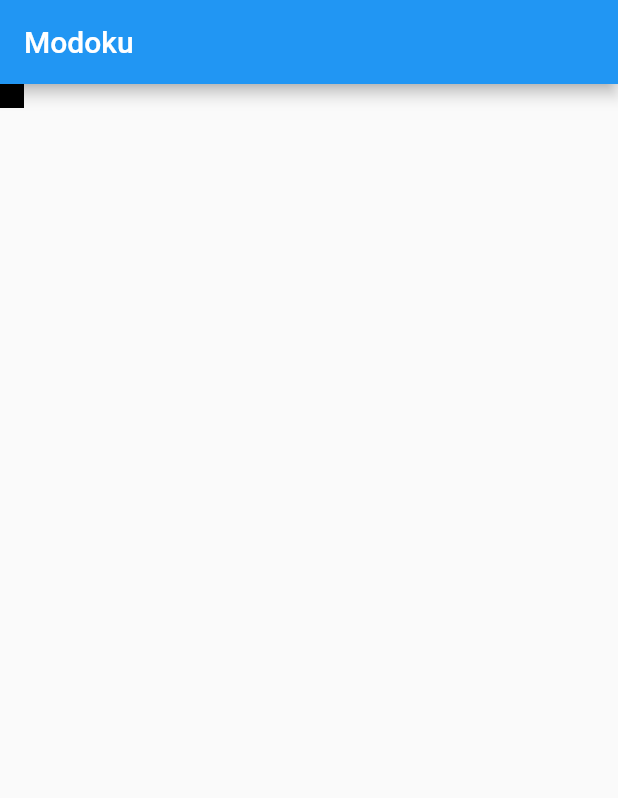
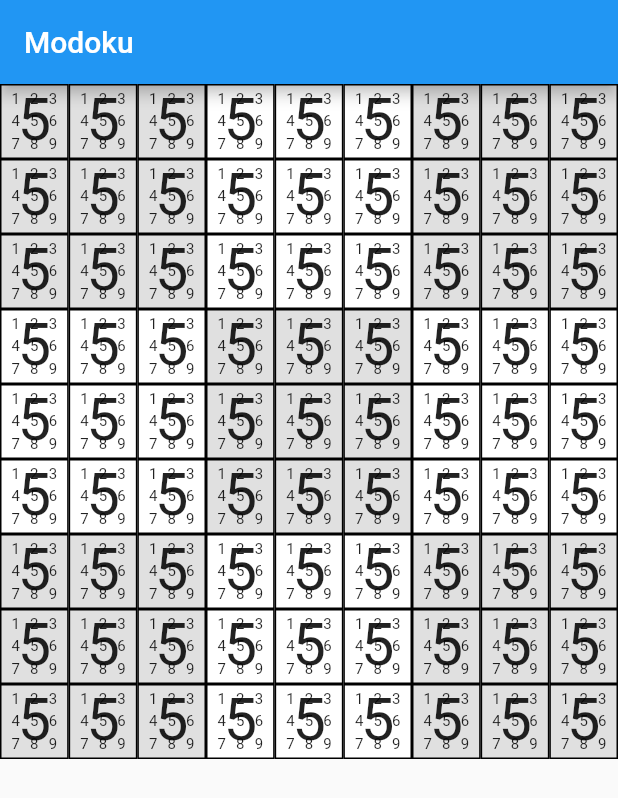
Before and after one commit to charlessfriend/modoku, a Flutter app: the screen it shows after launch, on a phone screen of 412 x 824 dp. Shown: the top 798 px of the screen. Run offline on Flutter 3.47's test engine with Material 2 defaults, Android fonts, the phone set to English and light mode, and no system bars; drawn by our look-alikes of auto_size_text.

Commit message:
created the full grid

```diff
--- /dev/null
+++ b/lib/box.dart
@@ -0,0 +1,124 @@
+import 'package:auto_size_text/auto_size_text.dart';
+import 'package:flutter/material.dart';
+
+class Box extends StatefulWidget {
+  final int size;
+  _BoxState _boxState;
+
+  Box(this.size);
+
+  @override
+  _BoxState createState() {
+      _boxState = _BoxState();
+     return _boxState;
+  }
+
+  unFocus(bool hasFocus) {
+    //_boxState.unFocus(hasFocus);
+    //print('focusChanged $size $hasFocus');
+  }
+
+}
+
+class _BoxState extends State<Box> {
+  List<bool> _pencilVisibility;
+  Color _borderColor = Colors.black;
+  bool _hasFocus;
+  FocusNode _focusNode;
+
+  @override
+  void initState(){
+    super.initState();
+     _pencilVisibility = List<bool>(widget.size * widget.size);
+    _pencilVisibility = new List.generate(widget.size * widget.size, (i) => true);
+
+  }
+
+  @override
+  Widget build(BuildContext context) {
+    return
+      Focus(
+        onFocusChange: (focus){
+          setState(() {
+            _hasFocus = _focusNode.hasFocus;
+            _borderColor = _hasFocus ? Colors.green : Colors.black;
+          });
+        },
+        child: Builder(
+          builder: (BuildContext context) {
+            _focusNode = Focus.of(context);
+            _hasFocus = _focusNode.hasFocus;
+            return GestureDetector(
+              onTap: () {
+                setState(() {
+                  _focusNode.requestFocus();
+                });
+              },
+              child: Stack(
+                children: <Widget>[
+                  Container(
+                    width: 50,
+                    height: 50,
+                    decoration: getDecoration(),
+                    child: Column(
+                      mainAxisAlignment: MainAxisAlignment.spaceEvenly,
+                      children: getRows(),
+                    ),
+                  ),
+                  Visibility(
+                    visible: true,
+                    child: Center(
+                      child: AutoSizeText("5",
+                        style : TextStyle(fontSize: 40)
+                      ),
+                    ),
+                  )
+                ],
+              ),
+            );
+          }
+        ),
+      );
+  }
+
+  Decoration getDecoration() {
+    return BoxDecoration(
+      color: Colors.transparent,
+      border: Border.all(
+        color: _borderColor,
+        width: 1,
+        ),
+      );
+  }
+
+  List<Row> getRows() {
+    var rows = List<Row>();
+    for(int i = 0; i < widget.size; i++) {
+      rows.add(Row(
+            mainAxisAlignment: MainAxisAlignment.spaceEvenly,
+            children: getPencils(i),
+          )
+      );
+    }
+    return rows;
+  }
+
+  List<Widget> getPencils(int rowNumber) {
+    var pencils = List<Visibility>();
+    var start = rowNumber * widget.size;
+    for(int i = start; i < start + widget.size; i++){
+      pencils.add(
+        Visibility(
+          visible: _pencilVisibility[i],
+          child: Text(
+            (i + 1).toString(),
+            style: TextStyle(
+              fontSize: 10
+            ),
+          )
+        )
+      );
+    }
+    return pencils;
+  }
+}
--- a/lib/main.dart
+++ b/lib/main.dart
@@ -1,4 +1,6 @@
 import 'package:flutter/material.dart';
+
+import 'box.dart';
 
 void main() => runApp(MyApp());
 
@@ -23,27 +25,70 @@ class Modoku extends StatefulWidget {
 }
 
 class _ModokuState extends State<Modoku> {
+
+  Box box1;
+  Box box2;
+  Box box3;
+
   @override
   Widget build(BuildContext context) {
     return Scaffold(
       appBar: AppBar(title: Text('Modoku'),),
-      body: Column(
-        crossAxisAlignment: CrossAxisAlignment.stretch,
+      body: FocusScope(
+        autofocus: true,
+        child: Column(
           children: <Widget>[
             Row(
               children: <Widget>[
-              Container(
-                decoration: BoxDecoration(
-                  color: Colors.grey,
-                  border: Border.all(
-                    color: Colors.black,
-                    width: 8,
+                buildSection(Colors.grey.shade300),
+                buildSection(),
+                buildSection(Colors.grey.shade300),
+              ],
             ),
+            Row(
+              children: <Widget>[
+                buildSection(),
+                buildSection(Colors.grey.shade300),
+                buildSection(),
+              ],
             ),
-              )
+            Row(
+              children: <Widget>[
+                buildSection(Colors.grey.shade300),
+                buildSection(),
+                buildSection(Colors.grey.shade300),
               ],
             ),
         ],),
+      ),
     );
   }
+
+  Widget buildSection([Color sectionColor = Colors.white]){
+    return Expanded(
+      child: Container(
+        color: sectionColor,
+        child: Column(
+          children: <Widget>[
+            buildRow(),
+            buildRow(),
+            buildRow(),
+          ],
+        ),
+      ),
+    );
   }
+
+  Row buildRow() {
+    return Row(
+      children: <Widget>[
+
+        Expanded(child: Box(3)),
+        Expanded(child: Box(3)),
+        Expanded(child: Box(3)),
+
+      ],
+    );
+  }
+
+}
--- a/pubspec.yaml
+++ b/pubspec.yaml
@@ -23,6 +23,7 @@ dependencies:
   # The following adds the Cupertino Icons font to your application.
   # Use with the CupertinoIcons class for iOS style icons.
   cupertino_icons: ^0.1.2
+  auto_size_text: ^2.1.0
 
 dev_dependencies:
   flutter_test:
```
Also changed, not shown: pubspec.lock. Lines whose indentation alone changed are shown as unchanged.
